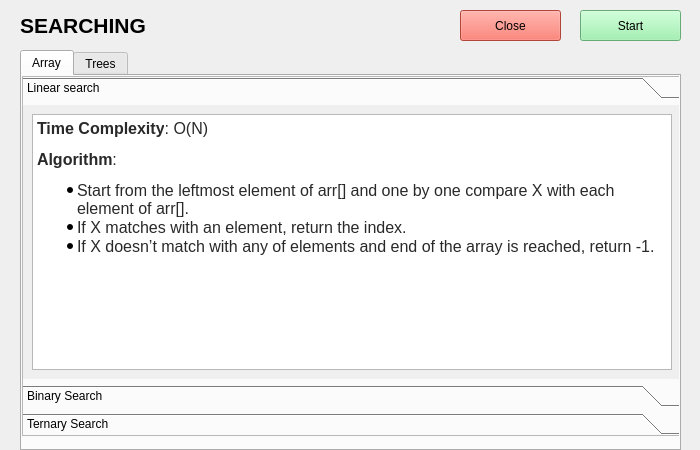
Before: the Qt Designer form searching/searchingwindow.ui in gaganyadav80/AlgoPerform, drawn with Qt 5.
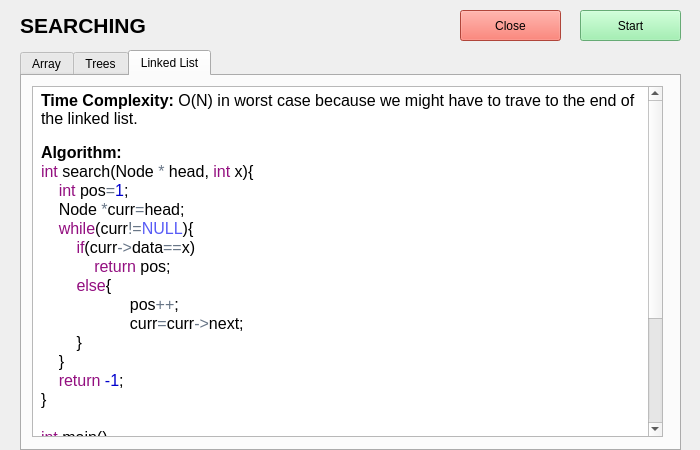
After: the same form once the commit is applied. The open tabs and pages were chosen to show the change.

Commit message: Added linked lists in search algo

```diff
--- a/searching/searchingwindow.ui
+++ b/searching/searchingwindow.ui
@@ -221,6 +221,53 @@
       </widget>
      </widget>
     </widget>
+    <widget class="QWidget" name="tab_3">
+     <attribute name="title">
+      <string>Linked List</string>
+     </attribute>
+     <widget class="QTextBrowser" name="textBrowser">
+      <property name="geometry">
+       <rect>
+        <x>10</x>
+        <y>10</y>
+        <width>631</width>
+        <height>351</height>
+       </rect>
+      </property>
+      <property name="html">
+       <string>&lt;!DOCTYPE HTML PUBLIC &quot;-//W3C//DTD HTML 4.0//EN&quot; &quot;http://www.w3.org/TR/REC-html40/strict.dtd&quot;&gt;
+&lt;html&gt;&lt;head&gt;&lt;meta name=&quot;qrichtext&quot; content=&quot;1&quot; /&gt;&lt;style type=&quot;text/css&quot;&gt;
+p, li { white-space: pre-wrap; }
+&lt;/style&gt;&lt;/head&gt;&lt;body style=&quot; font-family:'Fira Sans Semi-Light'; font-size:10pt; font-weight:400; font-style:normal;&quot;&gt;
+&lt;p style=&quot; margin-top:0px; margin-bottom:0px; margin-left:4px; margin-right:4px; -qt-block-indent:0; text-indent:0px;&quot;&gt;&lt;span style=&quot; font-family:'monospace'; font-size:12pt; font-weight:600; color:#000000; background-color:#ffffff;&quot;&gt;Time Complexity: &lt;/span&gt;&lt;span style=&quot; font-family:'monospace'; font-size:12pt; color:#000000; background-color:#ffffff;&quot;&gt;O(N) in worst case because we might have to trave to the end of the linked list.&lt;/span&gt;&lt;/p&gt;
+&lt;p style=&quot;-qt-paragraph-type:empty; margin-top:0px; margin-bottom:0px; margin-left:4px; margin-right:4px; -qt-block-indent:0; text-indent:0px; font-family:'monospace'; color:#000000;&quot;&gt;&lt;br /&gt;&lt;/p&gt;
+&lt;p style=&quot; margin-top:0px; margin-bottom:0px; margin-left:4px; margin-right:4px; -qt-block-indent:0; text-indent:0px;&quot;&gt;&lt;span style=&quot; font-family:'monospace'; font-size:12pt; font-weight:600; color:#000000; background-color:#ffffff;&quot;&gt;Algorithm:&lt;/span&gt;&lt;/p&gt;
+&lt;p style=&quot; margin-top:0px; margin-bottom:0px; margin-left:4px; margin-right:4px; -qt-block-indent:0; text-indent:0px;&quot;&gt;&lt;span style=&quot; font-family:'Monaco','Menlo','Ubuntu Mono','Consolas','source-code-pro','monospace'; font-size:12pt; color:#930f80;&quot;&gt;int&lt;/span&gt;&lt;span style=&quot; font-family:'Monaco','Menlo','Ubuntu Mono','Consolas','source-code-pro','monospace'; font-size:12pt; color:#000000;&quot;&gt; search(Node &lt;/span&gt;&lt;span style=&quot; font-family:'Monaco','Menlo','Ubuntu Mono','Consolas','source-code-pro','monospace'; font-size:12pt; color:#687687;&quot;&gt;*&lt;/span&gt;&lt;span style=&quot; font-family:'Monaco','Menlo','Ubuntu Mono','Consolas','source-code-pro','monospace'; font-size:12pt; color:#000000;&quot;&gt; head, &lt;/span&gt;&lt;span style=&quot; font-family:'Monaco','Menlo','Ubuntu Mono','Consolas','source-code-pro','monospace'; font-size:12pt; color:#930f80;&quot;&gt;int&lt;/span&gt;&lt;span style=&quot; font-family:'Monaco','Menlo','Ubuntu Mono','Consolas','source-code-pro','monospace'; font-size:12pt; color:#000000;&quot;&gt; x){&lt;/span&gt;&lt;/p&gt;
+&lt;p style=&quot; margin-top:0px; margin-bottom:0px; margin-left:4px; margin-right:4px; -qt-block-indent:0; text-indent:0px;&quot;&gt;&lt;span style=&quot; font-family:'Monaco','Menlo','Ubuntu Mono','Consolas','source-code-pro','monospace'; font-size:12pt; color:#000000;&quot;&gt;    &lt;/span&gt;&lt;span style=&quot; font-family:'Monaco','Menlo','Ubuntu Mono','Consolas','source-code-pro','monospace'; font-size:12pt; color:#930f80;&quot;&gt;int&lt;/span&gt;&lt;span style=&quot; font-family:'Monaco','Menlo','Ubuntu Mono','Consolas','source-code-pro','monospace'; font-size:12pt; color:#000000;&quot;&gt; pos&lt;/span&gt;&lt;span style=&quot; font-family:'Monaco','Menlo','Ubuntu Mono','Consolas','source-code-pro','monospace'; font-size:12pt; color:#687687;&quot;&gt;=&lt;/span&gt;&lt;span style=&quot; font-family:'Monaco','Menlo','Ubuntu Mono','Consolas','source-code-pro','monospace'; font-size:12pt; color:#0000cd;&quot;&gt;1&lt;/span&gt;&lt;span style=&quot; font-family:'Monaco','Menlo','Ubuntu Mono','Consolas','source-code-pro','monospace'; font-size:12pt; color:#000000;&quot;&gt;;&lt;/span&gt;&lt;/p&gt;
+&lt;p style=&quot; margin-top:0px; margin-bottom:0px; margin-left:4px; margin-right:4px; -qt-block-indent:0; text-indent:0px;&quot;&gt;&lt;span style=&quot; font-family:'Monaco','Menlo','Ubuntu Mono','Consolas','source-code-pro','monospace'; font-size:12pt; color:#000000;&quot;&gt;    Node &lt;/span&gt;&lt;span style=&quot; font-family:'Monaco','Menlo','Ubuntu Mono','Consolas','source-code-pro','monospace'; font-size:12pt; color:#687687;&quot;&gt;*&lt;/span&gt;&lt;span style=&quot; font-family:'Monaco','Menlo','Ubuntu Mono','Consolas','source-code-pro','monospace'; font-size:12pt; color:#000000;&quot;&gt;curr&lt;/span&gt;&lt;span style=&quot; font-family:'Monaco','Menlo','Ubuntu Mono','Consolas','source-code-pro','monospace'; font-size:12pt; color:#687687;&quot;&gt;=&lt;/span&gt;&lt;span style=&quot; font-family:'Monaco','Menlo','Ubuntu Mono','Consolas','source-code-pro','monospace'; font-size:12pt; color:#000000;&quot;&gt;head;&lt;/span&gt;&lt;/p&gt;
+&lt;p style=&quot; margin-top:0px; margin-bottom:0px; margin-left:4px; margin-right:4px; -qt-block-indent:0; text-indent:0px;&quot;&gt;&lt;span style=&quot; font-family:'Monaco','Menlo','Ubuntu Mono','Consolas','source-code-pro','monospace'; font-size:12pt; color:#000000;&quot;&gt;    &lt;/span&gt;&lt;span style=&quot; font-family:'Monaco','Menlo','Ubuntu Mono','Consolas','source-code-pro','monospace'; font-size:12pt; color:#930f80;&quot;&gt;while&lt;/span&gt;&lt;span style=&quot; font-family:'Monaco','Menlo','Ubuntu Mono','Consolas','source-code-pro','monospace'; font-size:12pt; color:#000000;&quot;&gt;(curr&lt;/span&gt;&lt;span style=&quot; font-family:'Monaco','Menlo','Ubuntu Mono','Consolas','source-code-pro','monospace'; font-size:12pt; color:#687687;&quot;&gt;!=&lt;/span&gt;&lt;span style=&quot; font-family:'Monaco','Menlo','Ubuntu Mono','Consolas','source-code-pro','monospace'; font-size:12pt; color:#585cf6;&quot;&gt;NULL&lt;/span&gt;&lt;span style=&quot; font-family:'Monaco','Menlo','Ubuntu Mono','Consolas','source-code-pro','monospace'; font-size:12pt; color:#000000;&quot;&gt;){&lt;/span&gt;&lt;/p&gt;
+&lt;p style=&quot; margin-top:0px; margin-bottom:0px; margin-left:4px; margin-right:4px; -qt-block-indent:0; text-indent:0px;&quot;&gt;&lt;span style=&quot; font-family:'Monaco','Menlo','Ubuntu Mono','Consolas','source-code-pro','monospace'; font-size:12pt; color:#930f80;&quot;&gt;        if&lt;/span&gt;&lt;span style=&quot; font-family:'Monaco','Menlo','Ubuntu Mono','Consolas','source-code-pro','monospace'; font-size:12pt; color:#000000;&quot;&gt;(curr&lt;/span&gt;&lt;span style=&quot; font-family:'Monaco','Menlo','Ubuntu Mono','Consolas','source-code-pro','monospace'; font-size:12pt; color:#687687;&quot;&gt;-&amp;gt;&lt;/span&gt;&lt;span style=&quot; font-family:'Monaco','Menlo','Ubuntu Mono','Consolas','source-code-pro','monospace'; font-size:12pt; color:#000000;&quot;&gt;data&lt;/span&gt;&lt;span style=&quot; font-family:'Monaco','Menlo','Ubuntu Mono','Consolas','source-code-pro','monospace'; font-size:12pt; color:#687687;&quot;&gt;==&lt;/span&gt;&lt;span style=&quot; font-family:'Monaco','Menlo','Ubuntu Mono','Consolas','source-code-pro','monospace'; font-size:12pt; color:#000000;&quot;&gt;x)&lt;/span&gt;&lt;/p&gt;
+&lt;p style=&quot; margin-top:0px; margin-bottom:0px; margin-left:4px; margin-right:4px; -qt-block-indent:0; text-indent:0px;&quot;&gt;&lt;span style=&quot; font-family:'Monaco','Menlo','Ubuntu Mono','Consolas','source-code-pro','monospace'; font-size:12pt; color:#930f80;&quot;&gt;            return&lt;/span&gt;&lt;span style=&quot; font-family:'Monaco','Menlo','Ubuntu Mono','Consolas','source-code-pro','monospace'; font-size:12pt; color:#000000;&quot;&gt; pos;&lt;/span&gt;&lt;/p&gt;
+&lt;p style=&quot; margin-top:0px; margin-bottom:0px; margin-left:4px; margin-right:4px; -qt-block-indent:0; text-indent:0px;&quot;&gt;&lt;span style=&quot; font-family:'Monaco','Menlo','Ubuntu Mono','Consolas','source-code-pro','monospace'; font-size:12pt; color:#930f80;&quot;&gt;        else&lt;/span&gt;&lt;span style=&quot; font-family:'Monaco','Menlo','Ubuntu Mono','Consolas','source-code-pro','monospace'; font-size:12pt; color:#000000;&quot;&gt;{&lt;/span&gt;&lt;/p&gt;
+&lt;p style=&quot; margin-top:0px; margin-bottom:0px; margin-left:4px; margin-right:4px; -qt-block-indent:0; text-indent:0px;&quot;&gt;&lt;span style=&quot; font-family:'Monaco','Menlo','Ubuntu Mono','Consolas','source-code-pro','monospace'; font-size:12pt; color:#000000;&quot;&gt;	  pos&lt;/span&gt;&lt;span style=&quot; font-family:'Monaco','Menlo','Ubuntu Mono','Consolas','source-code-pro','monospace'; font-size:12pt; color:#687687;&quot;&gt;++&lt;/span&gt;&lt;span style=&quot; font-family:'Monaco','Menlo','Ubuntu Mono','Consolas','source-code-pro','monospace'; font-size:12pt; color:#000000;&quot;&gt;;&lt;/span&gt;&lt;/p&gt;
+&lt;p style=&quot; margin-top:0px; margin-bottom:0px; margin-left:4px; margin-right:4px; -qt-block-indent:0; text-indent:0px;&quot;&gt;&lt;span style=&quot; font-family:'Monaco','Menlo','Ubuntu Mono','Consolas','source-code-pro','monospace'; font-size:12pt; color:#000000;&quot;&gt;	  curr&lt;/span&gt;&lt;span style=&quot; font-family:'Monaco','Menlo','Ubuntu Mono','Consolas','source-code-pro','monospace'; font-size:12pt; color:#687687;&quot;&gt;=&lt;/span&gt;&lt;span style=&quot; font-family:'Monaco','Menlo','Ubuntu Mono','Consolas','source-code-pro','monospace'; font-size:12pt; color:#000000;&quot;&gt;curr&lt;/span&gt;&lt;span style=&quot; font-family:'Monaco','Menlo','Ubuntu Mono','Consolas','source-code-pro','monospace'; font-size:12pt; color:#687687;&quot;&gt;-&amp;gt;&lt;/span&gt;&lt;span style=&quot; font-family:'Monaco','Menlo','Ubuntu Mono','Consolas','source-code-pro','monospace'; font-size:12pt; color:#000000;&quot;&gt;next;&lt;/span&gt;&lt;/p&gt;
+&lt;p style=&quot; margin-top:0px; margin-bottom:0px; margin-left:4px; margin-right:4px; -qt-block-indent:0; text-indent:0px;&quot;&gt;&lt;span style=&quot; font-family:'Monaco','Menlo','Ubuntu Mono','Consolas','source-code-pro','monospace'; font-size:12pt; color:#000000;&quot;&gt;        }&lt;/span&gt;&lt;/p&gt;
+&lt;p style=&quot; margin-top:0px; margin-bottom:0px; margin-left:4px; margin-right:4px; -qt-block-indent:0; text-indent:0px;&quot;&gt;&lt;span style=&quot; font-family:'Monaco','Menlo','Ubuntu Mono','Consolas','source-code-pro','monospace'; font-size:12pt; color:#000000;&quot;&gt;    }&lt;/span&gt;&lt;/p&gt;
+&lt;p style=&quot; margin-top:0px; margin-bottom:0px; margin-left:4px; margin-right:4px; -qt-block-indent:0; text-indent:0px;&quot;&gt;&lt;span style=&quot; font-family:'Monaco','Menlo','Ubuntu Mono','Consolas','source-code-pro','monospace'; font-size:12pt; color:#000000;&quot;&gt;    &lt;/span&gt;&lt;span style=&quot; font-family:'Monaco','Menlo','Ubuntu Mono','Consolas','source-code-pro','monospace'; font-size:12pt; color:#930f80;&quot;&gt;return&lt;/span&gt;&lt;span style=&quot; font-family:'Monaco','Menlo','Ubuntu Mono','Consolas','source-code-pro','monospace'; font-size:12pt; color:#000000;&quot;&gt; &lt;/span&gt;&lt;span style=&quot; font-family:'Monaco','Menlo','Ubuntu Mono','Consolas','source-code-pro','monospace'; font-size:12pt; color:#0000cd;&quot;&gt;-1&lt;/span&gt;&lt;span style=&quot; font-family:'Monaco','Menlo','Ubuntu Mono','Consolas','source-code-pro','monospace'; font-size:12pt; color:#000000;&quot;&gt;;&lt;/span&gt;&lt;/p&gt;
+&lt;p style=&quot; margin-top:0px; margin-bottom:0px; margin-left:4px; margin-right:4px; -qt-block-indent:0; text-indent:0px;&quot;&gt;&lt;span style=&quot; font-family:'Monaco','Menlo','Ubuntu Mono','Consolas','source-code-pro','monospace'; font-size:12pt; color:#000000;&quot;&gt;}&lt;/span&gt;&lt;/p&gt;
+&lt;p style=&quot;-qt-paragraph-type:empty; margin-top:0px; margin-bottom:0px; margin-left:4px; margin-right:4px; -qt-block-indent:0; text-indent:0px; font-family:'Monaco','Menlo','Ubuntu Mono','Consolas','source-code-pro','monospace'; font-size:12pt; color:#000000;&quot;&gt;&lt;br /&gt;&lt;/p&gt;
+&lt;p style=&quot; margin-top:0px; margin-bottom:0px; margin-left:4px; margin-right:4px; -qt-block-indent:0; text-indent:0px;&quot;&gt;&lt;span style=&quot; font-family:'Monaco','Menlo','Ubuntu Mono','Consolas','source-code-pro','monospace'; font-size:12pt; color:#930f80;&quot;&gt;int&lt;/span&gt;&lt;span style=&quot; font-family:'Monaco','Menlo','Ubuntu Mono','Consolas','source-code-pro','monospace'; font-size:12pt; color:#000000;&quot;&gt; main() &lt;/span&gt;&lt;/p&gt;
+&lt;p style=&quot; margin-top:0px; margin-bottom:0px; margin-left:4px; margin-right:4px; -qt-block-indent:0; text-indent:0px;&quot;&gt;&lt;span style=&quot; font-family:'Monaco','Menlo','Ubuntu Mono','Consolas','source-code-pro','monospace'; font-size:12pt; color:#000000;&quot;&gt;{ &lt;/span&gt;&lt;/p&gt;
+&lt;p style=&quot; margin-top:0px; margin-bottom:0px; margin-left:4px; margin-right:4px; -qt-block-indent:0; text-indent:0px;&quot;&gt;&lt;span style=&quot; font-family:'Monaco','Menlo','Ubuntu Mono','Consolas','source-code-pro','monospace'; font-size:12pt; color:#000000;&quot;&gt;    Node &lt;/span&gt;&lt;span style=&quot; font-family:'Monaco','Menlo','Ubuntu Mono','Consolas','source-code-pro','monospace'; font-size:12pt; color:#687687;&quot;&gt;*&lt;/span&gt;&lt;span style=&quot; font-family:'Monaco','Menlo','Ubuntu Mono','Consolas','source-code-pro','monospace'; font-size:12pt; color:#000000;&quot;&gt;head&lt;/span&gt;&lt;span style=&quot; font-family:'Monaco','Menlo','Ubuntu Mono','Consolas','source-code-pro','monospace'; font-size:12pt; color:#687687;&quot;&gt;=&lt;/span&gt;&lt;span style=&quot; font-family:'Monaco','Menlo','Ubuntu Mono','Consolas','source-code-pro','monospace'; font-size:12pt; color:#930f80;&quot;&gt;new&lt;/span&gt;&lt;span style=&quot; font-family:'Monaco','Menlo','Ubuntu Mono','Consolas','source-code-pro','monospace'; font-size:12pt; color:#000000;&quot;&gt; Node(&lt;/span&gt;&lt;span style=&quot; font-family:'Monaco','Menlo','Ubuntu Mono','Consolas','source-code-pro','monospace'; font-size:12pt; color:#0000cd;&quot;&gt;10&lt;/span&gt;&lt;span style=&quot; font-family:'Monaco','Menlo','Ubuntu Mono','Consolas','source-code-pro','monospace'; font-size:12pt; color:#000000;&quot;&gt;);&lt;/span&gt;&lt;/p&gt;
+&lt;p style=&quot; margin-top:0px; margin-bottom:0px; margin-left:4px; margin-right:4px; -qt-block-indent:0; text-indent:0px;&quot;&gt;&lt;span style=&quot; font-family:'Monaco','Menlo','Ubuntu Mono','Consolas','source-code-pro','monospace'; font-size:12pt; color:#000000;&quot;&gt;    head&lt;/span&gt;&lt;span style=&quot; font-family:'Monaco','Menlo','Ubuntu Mono','Consolas','source-code-pro','monospace'; font-size:12pt; color:#687687;&quot;&gt;-&amp;gt;&lt;/span&gt;&lt;span style=&quot; font-family:'Monaco','Menlo','Ubuntu Mono','Consolas','source-code-pro','monospace'; font-size:12pt; color:#000000;&quot;&gt;next&lt;/span&gt;&lt;span style=&quot; font-family:'Monaco','Menlo','Ubuntu Mono','Consolas','source-code-pro','monospace'; font-size:12pt; color:#687687;&quot;&gt;=&lt;/span&gt;&lt;span style=&quot; font-family:'Monaco','Menlo','Ubuntu Mono','Consolas','source-code-pro','monospace'; font-size:12pt; color:#930f80;&quot;&gt;new&lt;/span&gt;&lt;span style=&quot; font-family:'Monaco','Menlo','Ubuntu Mono','Consolas','source-code-pro','monospace'; font-size:12pt; color:#000000;&quot;&gt; Node(&lt;/span&gt;&lt;span style=&quot; font-family:'Monaco','Menlo','Ubuntu Mono','Consolas','source-code-pro','monospace'; font-size:12pt; color:#0000cd;&quot;&gt;20&lt;/span&gt;&lt;span style=&quot; font-family:'Monaco','Menlo','Ubuntu Mono','Consolas','source-code-pro','monospace'; font-size:12pt; color:#000000;&quot;&gt;);&lt;/span&gt;&lt;/p&gt;
+&lt;p style=&quot; margin-top:0px; margin-bottom:0px; margin-left:4px; margin-right:4px; -qt-block-indent:0; text-indent:0px;&quot;&gt;&lt;span style=&quot; font-family:'Monaco','Menlo','Ubuntu Mono','Consolas','source-code-pro','monospace'; font-size:12pt; color:#000000;&quot;&gt;    head&lt;/span&gt;&lt;span style=&quot; font-family:'Monaco','Menlo','Ubuntu Mono','Consolas','source-code-pro','monospace'; font-size:12pt; color:#687687;&quot;&gt;-&amp;gt;&lt;/span&gt;&lt;span style=&quot; font-family:'Monaco','Menlo','Ubuntu Mono','Consolas','source-code-pro','monospace'; font-size:12pt; color:#000000;&quot;&gt;next&lt;/span&gt;&lt;span style=&quot; font-family:'Monaco','Menlo','Ubuntu Mono','Consolas','source-code-pro','monospace'; font-size:12pt; color:#687687;&quot;&gt;-&amp;gt;&lt;/span&gt;&lt;span style=&quot; font-family:'Monaco','Menlo','Ubuntu Mono','Consolas','source-code-pro','monospace'; font-size:12pt; color:#000000;&quot;&gt;next&lt;/span&gt;&lt;span style=&quot; font-family:'Monaco','Menlo','Ubuntu Mono','Consolas','source-code-pro','monospace'; font-size:12pt; color:#687687;&quot;&gt;=&lt;/span&gt;&lt;span style=&quot; font-family:'Monaco','Menlo','Ubuntu Mono','Consolas','source-code-pro','monospace'; font-size:12pt; color:#930f80;&quot;&gt;new&lt;/span&gt;&lt;span style=&quot; font-family:'Monaco','Menlo','Ubuntu Mono','Consolas','source-code-pro','monospace'; font-size:12pt; color:#000000;&quot;&gt; Node(&lt;/span&gt;&lt;span style=&quot; font-family:'Monaco','Menlo','Ubuntu Mono','Consolas','source-code-pro','monospace'; font-size:12pt; color:#0000cd;&quot;&gt;30&lt;/span&gt;&lt;span style=&quot; font-family:'Monaco','Menlo','Ubuntu Mono','Consolas','source-code-pro','monospace'; font-size:12pt; color:#000000;&quot;&gt;);&lt;/span&gt;&lt;/p&gt;
+&lt;p style=&quot;-qt-paragraph-type:empty; margin-top:0px; margin-bottom:0px; margin-left:4px; margin-right:4px; -qt-block-indent:0; text-indent:0px; font-family:'Monaco','Menlo','Ubuntu Mono','Consolas','source-code-pro','monospace'; font-size:12pt; color:#000000;&quot;&gt;&lt;br /&gt;&lt;/p&gt;
+&lt;p style=&quot; margin-top:0px; margin-bottom:0px; margin-left:4px; margin-right:4px; -qt-block-indent:0; text-indent:0px;&quot;&gt;&lt;span style=&quot; font-family:'Monaco','Menlo','Ubuntu Mono','Consolas','source-code-pro','monospace'; font-size:12pt; color:#000000;&quot;&gt;    cout&lt;/span&gt;&lt;span style=&quot; font-family:'Monaco','Menlo','Ubuntu Mono','Consolas','source-code-pro','monospace'; font-size:12pt; color:#687687;&quot;&gt;&amp;lt;&amp;lt;&lt;/span&gt;&lt;span style=&quot; font-family:'Monaco','Menlo','Ubuntu Mono','Consolas','source-code-pro','monospace'; font-size:12pt; color:#000000;&quot;&gt;search(head,&lt;/span&gt;&lt;span style=&quot; font-family:'Monaco','Menlo','Ubuntu Mono','Consolas','source-code-pro','monospace'; font-size:12pt; color:#0000cd;&quot;&gt;20&lt;/span&gt;&lt;span style=&quot; font-family:'Monaco','Menlo','Ubuntu Mono','Consolas','source-code-pro','monospace'; font-size:12pt; color:#000000;&quot;&gt;);&lt;/span&gt;&lt;/p&gt;
+&lt;p style=&quot; margin-top:0px; margin-bottom:0px; margin-left:4px; margin-right:4px; -qt-block-indent:0; text-indent:0px;&quot;&gt;&lt;span style=&quot; font-family:'Monaco','Menlo','Ubuntu Mono','Consolas','source-code-pro','monospace'; font-size:12pt; color:#000000;&quot;&gt;    &lt;/span&gt;&lt;span style=&quot; font-family:'Monaco','Menlo','Ubuntu Mono','Consolas','source-code-pro','monospace'; font-size:12pt; color:#930f80;&quot;&gt;return&lt;/span&gt;&lt;span style=&quot; font-family:'Monaco','Menlo','Ubuntu Mono','Consolas','source-code-pro','monospace'; font-size:12pt; color:#000000;&quot;&gt; &lt;/span&gt;&lt;span style=&quot; font-family:'Monaco','Menlo','Ubuntu Mono','Consolas','source-code-pro','monospace'; font-size:12pt; color:#0000cd;&quot;&gt;0&lt;/span&gt;&lt;span style=&quot; font-family:'Monaco','Menlo','Ubuntu Mono','Consolas','source-code-pro','monospace'; font-size:12pt; color:#000000;&quot;&gt;;&lt;/span&gt;&lt;/p&gt;
+&lt;p style=&quot; margin-top:0px; margin-bottom:0px; margin-left:4px; margin-right:4px; -qt-block-indent:0; text-indent:0px;&quot;&gt;&lt;span style=&quot; font-family:'Monaco','Menlo','Ubuntu Mono','Consolas','source-code-pro','monospace'; font-size:12pt; color:#000000;&quot;&gt;}&lt;/span&gt;&lt;/p&gt;&lt;/body&gt;&lt;/html&gt;</string>
+      </property>
+     </widget>
+    </widget>
    </widget>
    <widget class="QPushButton" name="startButton">
     <property name="geometry">
```
Left out of the diff: 2 changed lines with no effect on the pictures. The commit also changes 4 other files.
